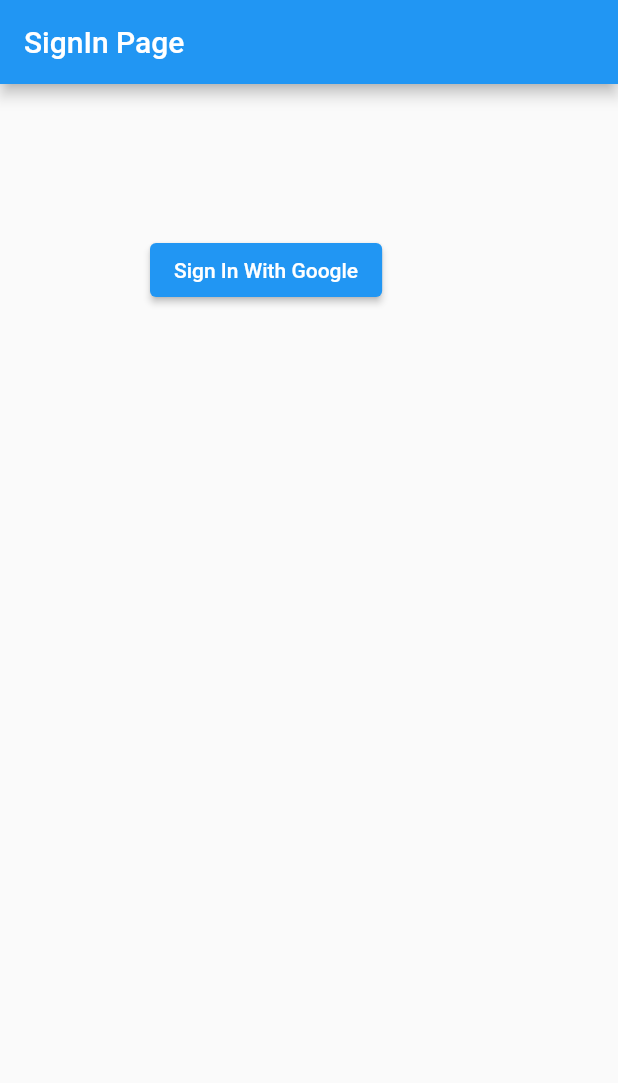
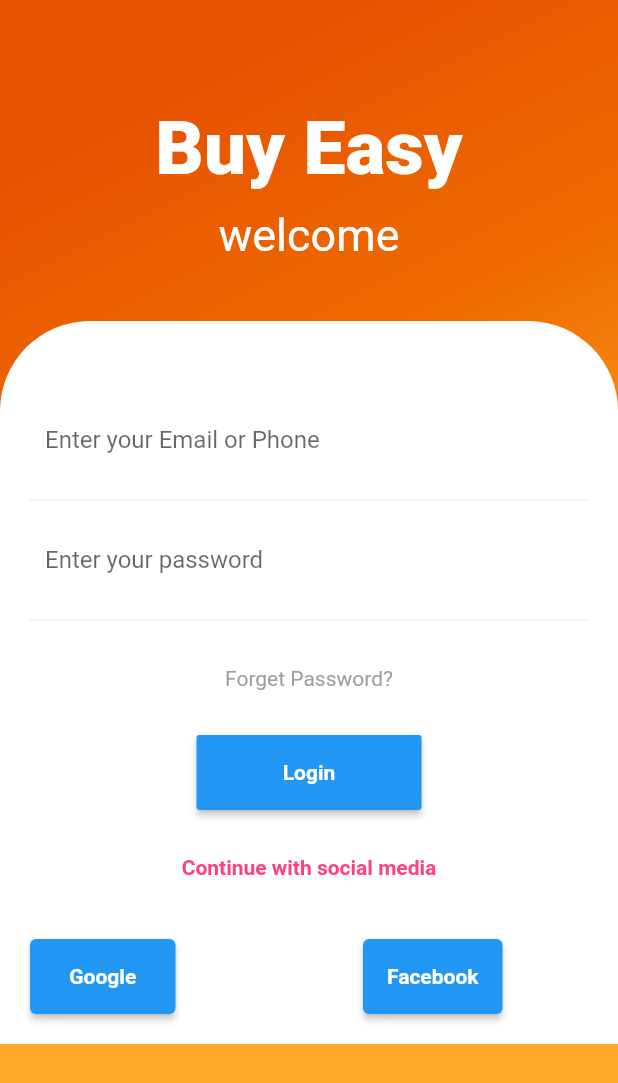
Before and after one commit to parmujr/freecommerce, a Flutter app: the screen it shows after launch, on a phone screen of 412 x 824 dp. Shown: the top 1083 px of the screen. Run offline on Flutter 3.47's test engine with Material 2 defaults, Android fonts, the phone set to English and light mode, and no system bars; our stand-ins replace cloud_firestore, firebase_auth, firebase_core, google_sign_in; accounts and stored records are empty.

Commit message:
17/04/2021

```diff
--- a/lib/main.dart
+++ b/lib/main.dart
@@ -1,15 +1,8 @@
 import 'package:firebase_core/firebase_core.dart';
 import 'package:flutter/material.dart';
 import 'package:flutter_free_commerce/controllers/cart_controller.dart';
-import 'package:flutter_free_commerce/models/profile_models.dart';
-import 'package:flutter_free_commerce/views/auth_view.dart';
-import 'package:flutter_free_commerce/views/cart_view.dart';
-import 'package:flutter_free_commerce/views/home_view.dart';
-import 'package:flutter_free_commerce/views/price_details.dart';
-import 'package:flutter_free_commerce/views/profile_view.dart';
-import 'package:flutter_free_commerce/views/shop_view.dart';
-import 'package:flutter_free_commerce/views/widgets/cart_icon.dart';
-import 'package:flutter_free_commerce/views/widgets/profile_update.dart';
+import 'package:flutter_free_commerce/views/first_page.dart';
+import 'package:flutter_free_commerce/views/sign_in.dart';
 
 
 final cart = CartController();
@@ -38,7 +31,7 @@ class _MyAppState extends State<MyApp> {
       debugShowCheckedModeBanner: false,
       title: 'Flutter e-commerce',
       home:
-      initialized ? AuthView(): Center(child: CircularProgressIndicator()),
+      initialized ? FirstPage() : Center(child: CircularProgressIndicator()),
     );
   }
 
--- /dev/null
+++ b/lib/views/first_page.dart
@@ -0,0 +1,186 @@
+import 'package:flutter/material.dart';
+import 'package:flutter/widgets.dart';
+import 'package:flutter_free_commerce/controllers/auth_controller.dart';
+
+class FirstPage extends StatefulWidget {
+  @override
+  _FirstPageState createState() => _FirstPageState();
+}
+
+class _FirstPageState extends State<FirstPage> {
+  @override
+  Widget build(BuildContext context) {
+    return Scaffold(
+      body: Container(
+        width: double.infinity,
+        decoration: BoxDecoration(
+            gradient: LinearGradient(begin: Alignment.topCenter, colors: [
+          Colors.orange[900],
+          Colors.orange[800],
+          Colors.orange[400],
+        ])),
+        child: ListView(
+          children: [
+            SizedBox(
+              height: 50,
+            ),
+            Padding(
+              padding: EdgeInsets.all(20),
+              child: Column(
+                crossAxisAlignment: CrossAxisAlignment.center,
+                children: [
+                  Text(
+                    "Buy Easy",
+                    style: TextStyle(
+                        color: Colors.white,
+                        fontSize: 50,
+                        fontWeight: FontWeight.w800),
+                  ),
+                  SizedBox(
+                    height: 10,
+                  ),
+                  Text(
+                    "welcome",
+                    style: TextStyle(color: Colors.white, fontSize: 30),
+                  )
+                ],
+              ),
+            ),
+            SizedBox(
+              height: 20,
+            ),
+            Expanded(
+                child: Container(
+              decoration: BoxDecoration(
+                  color: Colors.white,
+                  borderRadius: BorderRadius.only(
+                      topLeft: Radius.circular(60),
+                      topRight: Radius.circular(60))),
+              child: Padding(
+                padding: EdgeInsets.all(10),
+                child: Column(
+                  children: [
+                    SizedBox(
+                      height: 20,
+                    ),
+                    Container(
+                      padding: EdgeInsets.all(10),
+                      decoration: BoxDecoration(
+                          color: Colors.white,
+                          borderRadius: BorderRadius.circular(10)),
+                      child: Column(
+                        children: [
+                          Container(
+                            padding: EdgeInsets.all(10),
+                            decoration: BoxDecoration(
+                                border: Border(
+                                    bottom:
+                                        BorderSide(color: Colors.grey[200]))),
+                            child: TextFormField(
+                              decoration: InputDecoration(
+                                  labelText: "Enter your Email or Phone",
+                                  hintText: "Email or Phone",
+                                  hintStyle: TextStyle(color: Colors.grey),
+                                  border: InputBorder.none),
+                            ),
+                          ),
+                          Container(
+                            padding: EdgeInsets.all(10),
+                            decoration: BoxDecoration(
+                                border: Border(
+                                    bottom:
+                                        BorderSide(color: Colors.grey[200]))),
+                            child: TextFormField(
+                              decoration: InputDecoration(
+                                  labelText: "Enter your password",
+                                  hintText: "Password",
+                                  hintStyle: TextStyle(color: Colors.grey),
+                                  border: InputBorder.none),
+                              obscureText: true,
+                            ),
+                          ),
+                          SizedBox(
+                            height: 30,
+                          ),
+                          Text("Forget Password?",
+                              style: TextStyle(color: Colors.grey)),
+                          SizedBox(
+                            height: 30,
+                          ),
+                          Container(
+                            height: 50,
+                            width: 150,
+                            child: RaisedButton(
+                              color: Colors.blue,
+                              child: Center(
+                                child: Text(
+                                  "Login",
+                                  style: TextStyle(
+                                      color: Colors.white,
+                                      fontWeight: FontWeight.bold),
+                                ),
+                              ),
+                              onPressed: () {},
+                            ),
+                          ),
+                          SizedBox(
+                            height: 30,
+                          ),
+                          Text(
+                            "Continue with social media",
+                            style: TextStyle(
+                                color: Colors.pinkAccent,
+                                fontWeight: FontWeight.bold),
+                          ),
+                          SizedBox(
+                            height: 40,
+                          ),
+                          Row(
+                            children: [
+                              ElevatedButton(
+                                  onPressed: () {
+                                    signInWithGoogle();
+                                  },
+                                  child: Container(
+                                    height: 50,
+                                    width: 65,
+                                    child: Center(
+                                      child: Text(
+                                        "Google",
+                                        style: TextStyle(
+                                            color: Colors.white,
+                                            fontWeight: FontWeight.bold),
+                                      ),
+                                    ),
+                                  )),
+                              SizedBox(
+                                width: 125,
+                              ),
+                              ElevatedButton(
+                                  onPressed: () {},
+                                  child: Container(
+                                    height: 50,
+                                    child: Center(
+                                      child: Text(
+                                        "Facebook",
+                                        style: TextStyle(
+                                            color: Colors.white,
+                                            fontWeight: FontWeight.bold),
+                                      ),
+                                    ),
+                                  ))
+                            ],
+                          )
+                        ],
+                      ),
+                    )
+                  ],
+                ),
+              ),
+            ))
+          ],
+        ),
+      ),
+    );
+  }
+}
```
